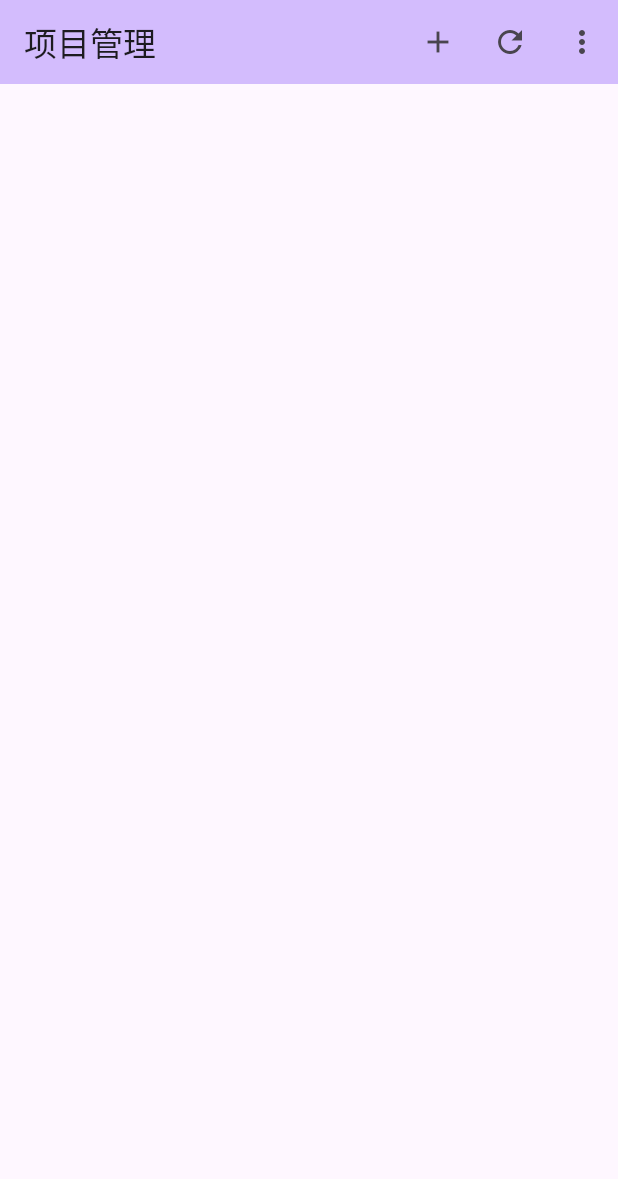
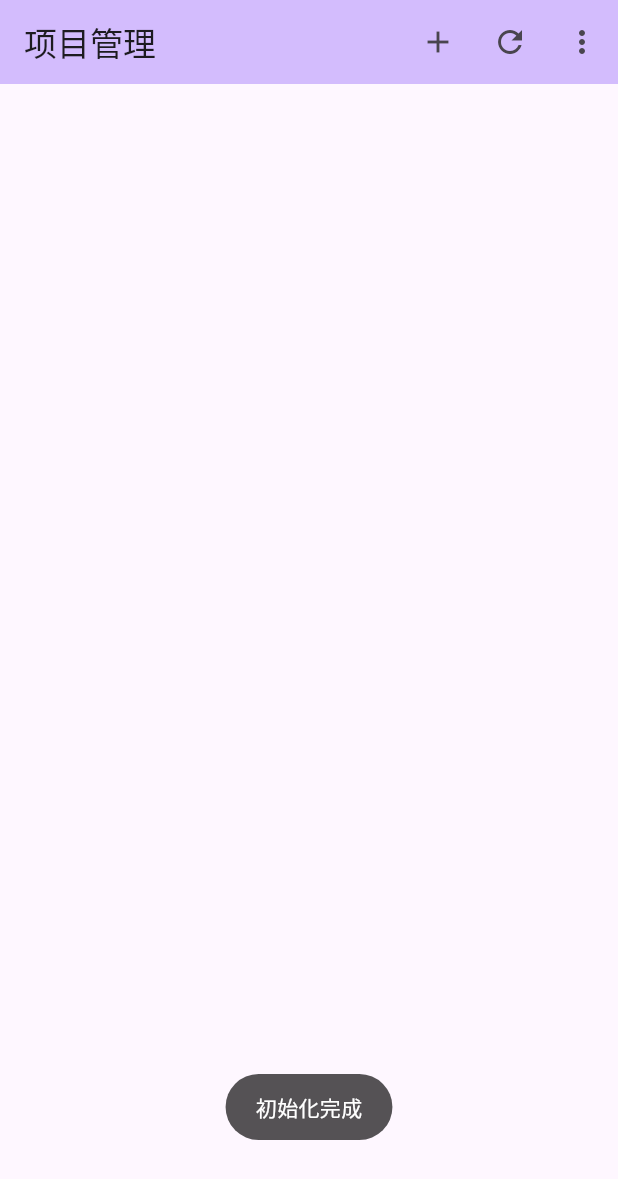
Before and after one commit to DreamedWorker/bedrock-cross, a Flutter app: the screen it shows after launch, after a tap on the "refresh" icon, on a phone screen of 412 x 824 dp. Shown: the top 1179 px of the screen. Run offline on Flutter 3.47's test engine with Material 2 defaults, Android fonts, the phone set to English and light mode, and no system bars; our stand-ins replace get, getwidget.

Commit message:
文件系统访问测试

```diff
--- a/lib/screens/home.dart
+++ b/lib/screens/home.dart
@@ -13,7 +13,7 @@ class HomeScreen extends StatelessWidget {
         centerTitle: false,
         actions: [
           IconButton(onPressed: (){}, icon: const Icon(Icons.add), tooltip: "创建新项目",),
-          IconButton(onPressed: loadFileSystem, icon: const Icon(Icons.refresh), tooltip: "刷新列表",),
+          IconButton(onPressed: (){findWorks(context);}, icon: const Icon(Icons.refresh), tooltip: "刷新列表",),
           homeMenu(context)
         ],
       ),
@@ -21,10 +21,11 @@ class HomeScreen extends StatelessWidget {
     );
   }
 
-  void loadFileSystem(){
-    var target = Directory('/Users/bluedream/Desktop/').listSync();
-    for (var file in target){
-      print(file.path);
+  void findWorks(BuildContext context){
+    var workList = Directory('/Users/bluedream/Documents/mstd-cp/');
+    if(!workList.existsSync()){
+      workList.create();
+      GFToast.showToast("初始化完成", context);
     }
   }
 
```
